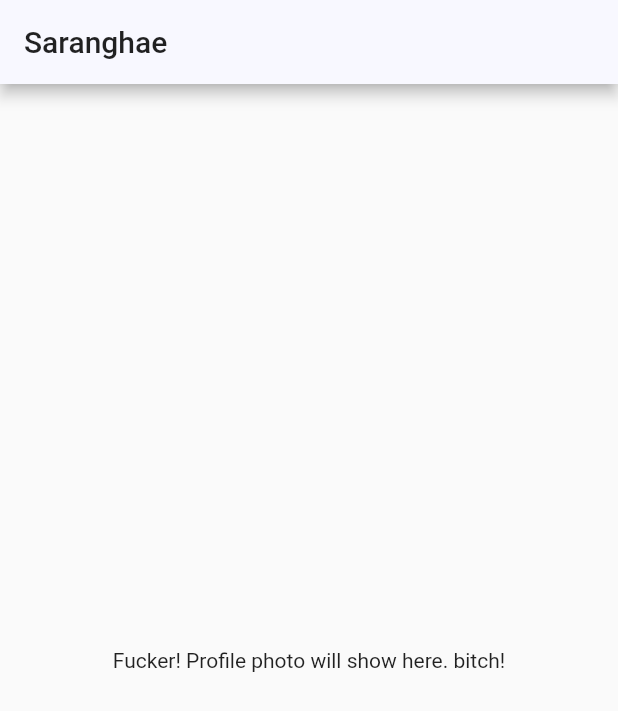
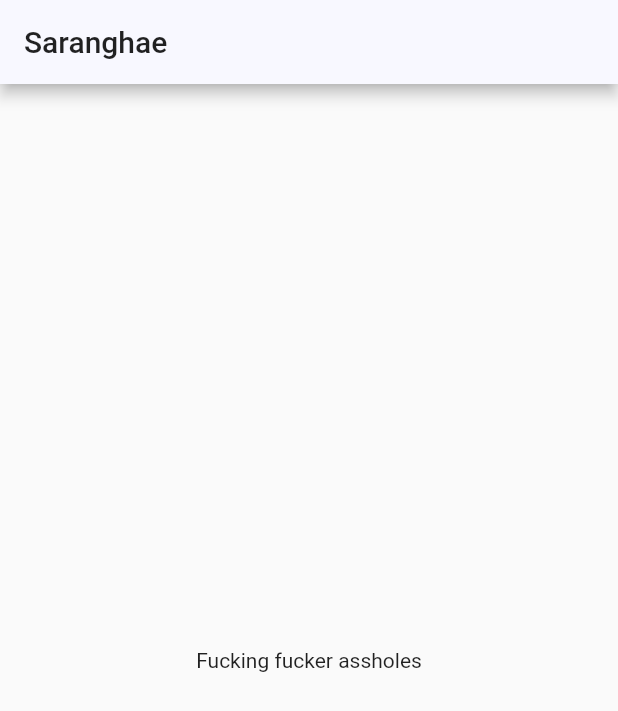
Before and after one commit to sunanda35/saranghae, a Flutter app: the screen it shows after launch, on a phone screen of 412 x 824 dp. Shown: the top 711 px of the screen. Run offline on Flutter 3.47's test engine with Material 2 defaults, Android fonts, the phone set to English and light mode, and no system bars; our stand-ins replace font_awesome_flutter.

Commit message:
just for check on new os

```diff
--- a/lib/pages/login/login_profile_pic.dart
+++ b/lib/pages/login/login_profile_pic.dart
@@ -16,7 +16,9 @@ class _LoginProfilePhotoState extends State<LoginProfilePhoto> {
         title: Text(kAPP_NAME),
       ),
       body: Center(
-        child: Text("Fucker! Profile photo will show here. bitch!"),
+        child: Container(
+          child: Text("Fucking fucker assholes"),
+        ),
       ),
     );
   }
```
